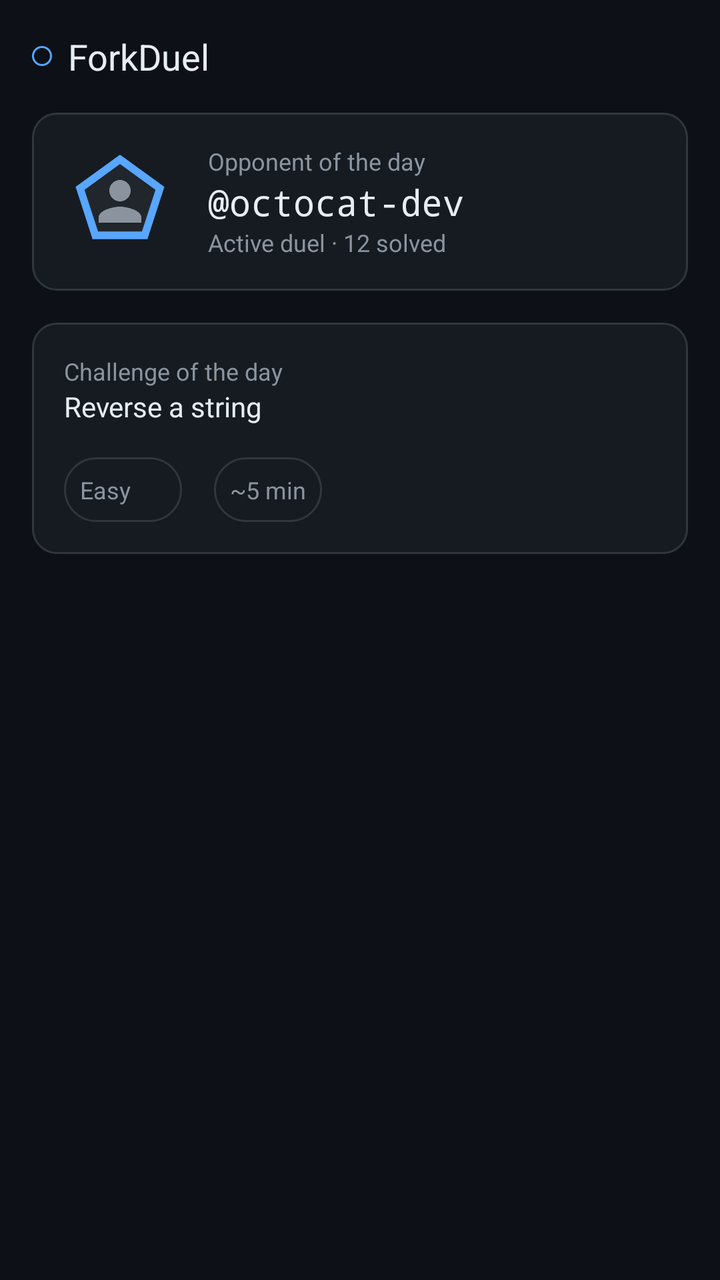
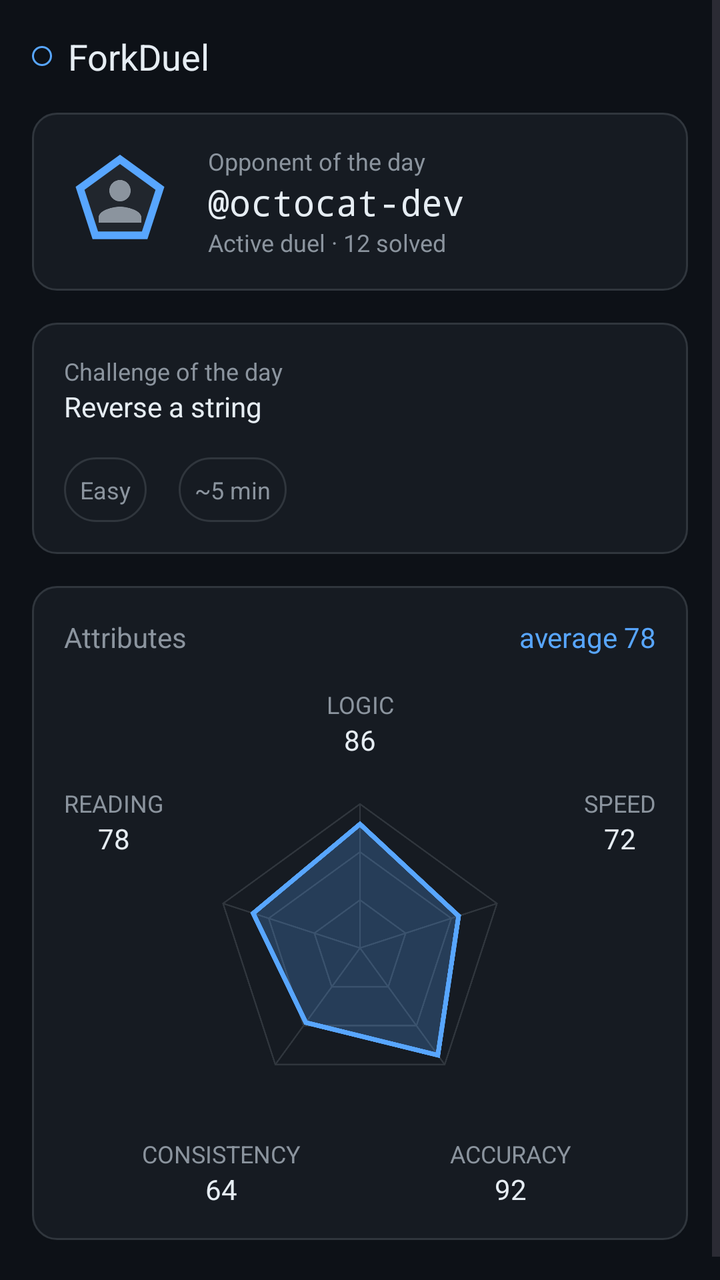

Compare the two renders of this Android layout. The source of the first and the diff that turns it into the second are given below.
<!-- AndroidManifest.xml: application theme Theme.ForkDuel -->
<!-- res/layout/activity_main.xml -->
<?xml version="1.0" encoding="utf-8"?>
<ScrollView xmlns:android="http://schemas.android.com/apk/res/android"
    android:layout_width="match_parent"
    android:layout_height="match_parent"
    android:fillViewport="true">

    
    <LinearLayout
        android:layout_width="match_parent"
        android:layout_height="wrap_content"
        android:background="@color/background"
        android:orientation="vertical"
        android:padding="@dimen/spacing_md">

        
        <LinearLayout
            android:layout_width="wrap_content"
            android:layout_height="wrap_content"
            android:layout_marginBottom="@dimen/spacing_md"
            android:gravity="center_vertical"
            android:orientation="horizontal">

            <View
                android:layout_width="@dimen/logo_dot_size"
                android:layout_height="@dimen/logo_dot_size"
                android:background="@drawable/logo_dot_background" />

            <TextView
                android:layout_width="wrap_content"
                android:layout_height="wrap_content"
                android:layout_marginStart="@dimen/spacing_sm"
                android:text="@string/app_name"
                android:textColor="@color/text_primary"
                android:textSize="@dimen/text_size_heading" />

        </LinearLayout>

        
        <LinearLayout
            android:layout_width="match_parent"
            android:layout_height="wrap_content"
            android:layout_marginBottom="@dimen/spacing_md"
            android:background="@drawable/card_background"
            android:gravity="center_vertical"
            android:orientation="horizontal"
            android:padding="@dimen/card_padding">

            
            <FrameLayout
                android:layout_width="@dimen/avatar_size"
                android:layout_height="@dimen/avatar_size">

                <ImageView
                    android:layout_width="match_parent"
                    android:layout_height="match_parent"
                    android:contentDescription="@null"
                    android:src="@drawable/ic_avatar_frame" />

                <ImageView
                    android:layout_width="@dimen/avatar_icon_size"
                    android:layout_height="@dimen/avatar_icon_size"
                    android:layout_gravity="center"
                    android:contentDescription="@string/label_opponent_of_the_day"
                    android:src="@drawable/ic_default_profile" />

            </FrameLayout>

            
            <LinearLayout
                android:layout_width="wrap_content"
                android:layout_height="wrap_content"
                android:layout_marginStart="@dimen/spacing_md"
                android:orientation="vertical">

                <TextView
                    android:layout_width="wrap_content"
                    android:layout_height="wrap_content"
                    android:text="@string/label_opponent_of_the_day"
                    android:textColor="@color/text_secondary"
                    android:textSize="@dimen/text_size_caption" />

                <TextView
                    android:layout_width="wrap_content"
                    android:layout_height="wrap_content"
                    android:fontFamily="monospace"
                    android:text="@string/opponent_username_mock"
                    android:textColor="@color/text_primary"
                    android:textSize="@dimen/text_size_heading" />

                <TextView
                    android:layout_width="wrap_content"
                    android:layout_height="wrap_content"
                    android:text="@string/duel_status_mock"
                    android:textColor="@color/text_secondary"
                    android:textSize="@dimen/text_size_caption" />

            </LinearLayout>


        </LinearLayout>

        
        <LinearLayout
            android:layout_width="match_parent"
            android:layout_height="wrap_content"
            android:layout_marginBottom="@dimen/spacing_md"
            android:background="@drawable/card_background"
            android:orientation="vertical"
            android:padding="@dimen/card_padding">

            <TextView
                android:layout_width="match_parent"
                android:layout_height="wrap_content"
                android:text="@string/label_challenge"
                android:textColor="@color/text_secondary"
                android:textSize="@dimen/text_size_caption" />

            
            <TextView
                android:layout_width="match_parent"
                android:layout_height="wrap_content"
                android:text="@string/challenge_title_mock"
                android:textColor="@color/text_primary"
                android:textSize="@dimen/text_size_body" />

            
            <LinearLayout
                android:layout_width="wrap_content"
                android:layout_height="wrap_content"
                android:layout_marginTop="@dimen/spacing_md"
                android:orientation="horizontal">

                <TextView
                    android:layout_width="59dp"
                    android:layout_height="wrap_content"
                    android:layout_marginEnd="@dimen/spacing_md"
                    android:background="@drawable/pill_background"
                    android:padding="@dimen/spacing_sm"
                    android:text="@string/difficulty_easy_mock"
                    android:textColor="@color/text_secondary"
                    android:textSize="@dimen/text_size_caption" />

                <TextView
                    android:layout_width="wrap_content"
                    android:layout_height="wrap_content"
                    android:background="@drawable/pill_background"
                    android:padding="@dimen/spacing_sm"
                    android:text="@string/estimated_time_mock"
                    android:textColor="@color/text_secondary"
                    android:textSize="@dimen/text_size_caption" />

            </LinearLayout>

        </LinearLayout>
    </LinearLayout>
</ScrollView>
<!-- resources referenced by this layout -->
<resources>
  <color name="background">#0D1117</color>
  <color name="text_primary">#E6EDF3</color>
  <color name="text_secondary">#8B949E</color>
  <dimen name="avatar_icon_size">32dp</dimen>
  <dimen name="avatar_size">56dp</dimen>
  <dimen name="card_padding">16dp</dimen>
  <dimen name="logo_dot_size">10dp</dimen>
  <dimen name="spacing_md">16dp</dimen>
  <dimen name="spacing_sm">8dp</dimen>
  <dimen name="text_size_body">14sp</dimen>
  <dimen name="text_size_caption">12sp</dimen>
  <dimen name="text_size_heading">18sp</dimen>
  <!-- drawable logo_dot_background (drawable) -->
  <?xml version="1.0" encoding="utf-8"?>
  <shape xmlns:android="http://schemas.android.com/apk/res/android"
      android:shape="oval">
  
      <solid android:color="@android:color/transparent" />
  
      <stroke
          android:width="@dimen/card_border_width"
          android:color="@color/accent_blue" />
  
  </shape>
  <string name="app_name">ForkDuel</string>
  <string name="challenge_title_mock">Reverse a string</string>
  <string name="difficulty_easy_mock">Easy</string>
  <string name="duel_status_mock">Active duel · 12 solved</string>
  <string name="estimated_time_mock">~5 min</string>
  <string name="label_challenge">Challenge of the day</string>
  <string name="label_opponent_of_the_day">Opponent of the day</string>
  <string name="opponent_username_mock">@octocat-dev</string>
  <style name="Theme.ForkDuel" parent="Base.Theme.ForkDuel" />
  <color name="surface_card">#161B22</color>
  <dimen name="card_border_width">1dp</dimen>
  <color name="border">#30363D</color>
  <dimen name="card_corner_radius">12dp</dimen>
  <color name="accent_blue">#58A6FF</color>
  <color name="avatar_fill">#21262D</color>
  <dimen name="pill_corner_radius">999dp</dimen>
  <style name="Base.Theme.ForkDuel" parent="Theme.Material3.DayNight.NoActionBar">
          
          
      </style>
  <!-- unchanged entries left out for length: 4 -->
</resources>

<!-- the commit's change to res/layout/activity_main.xml (unified diff, before → after) -->
@@ -1,5 +1,6 @@
 <?xml version="1.0" encoding="utf-8"?>
 <ScrollView xmlns:android="http://schemas.android.com/apk/res/android"
+    xmlns:app="http://schemas.android.com/apk/res-auto"
     android:layout_width="match_parent"
     android:layout_height="match_parent"
     android:fillViewport="true">
@@ -131,12 +132,13 @@
                 android:orientation="horizontal">
 
                 <TextView
-                    android:layout_width="59dp"
+                    android:layout_width="wrap_content"
                     android:layout_height="wrap_content"
                     android:layout_marginEnd="@dimen/spacing_md"
                     android:background="@drawable/pill_background"
                     android:padding="@dimen/spacing_sm"
                     android:text="@string/difficulty_easy_mock"
+                    android:textAlignment="center"
                     android:textColor="@color/text_secondary"
                     android:textSize="@dimen/text_size_caption" />
 
@@ -146,11 +148,210 @@
                     android:background="@drawable/pill_background"
                     android:padding="@dimen/spacing_sm"
                     android:text="@string/estimated_time_mock"
+                    android:textAlignment="center"
                     android:textColor="@color/text_secondary"
                     android:textSize="@dimen/text_size_caption" />
 
             </LinearLayout>
-
         </LinearLayout>
+
+        
+        <LinearLayout
+            android:layout_width="match_parent"
+            android:layout_height="wrap_content"
+            android:layout_marginBottom="@dimen/spacing_md"
+            android:background="@drawable/card_background"
+            android:orientation="vertical"
+            android:padding="@dimen/card_padding">
+
+            
+            <LinearLayout
+                android:layout_width="match_parent"
+                android:layout_height="wrap_content"
+                android:orientation="horizontal">
+
+                <TextView
+                    android:layout_width="0dp"
+                    android:layout_height="wrap_content"
+                    android:layout_weight="1"
+                    android:text="@string/label_attributes"
+                    android:textColor="@color/text_secondary"
+                    android:textSize="@dimen/text_size_body" />
+
+                <TextView
+                    android:layout_width="wrap_content"
+                    android:layout_height="wrap_content"
+                    android:text="@string/attributes_average_mock"
+                    android:textColor="@color/accent_blue"
+                    android:textSize="@dimen/text_size_body" />
+
+            </LinearLayout>
+            
+            <androidx.constraintlayout.widget.ConstraintLayout
+                android:layout_width="match_parent"
+                android:layout_height="@dimen/radar_container_height"
+                android:layout_marginTop="@dimen/spacing_md">
+
+                <ImageView
+                    android:id="@+id/radar_chart_image"
+                    android:layout_width="@dimen/radar_chart_size"
+                    android:layout_height="@dimen/radar_chart_size"
+                    android:contentDescription="@string/label_attributes"
+                    android:src="@drawable/ic_radar_chart"
+                    app:layout_constraintBottom_toBottomOf="parent"
+                    app:layout_constraintEnd_toEndOf="parent"
+                    app:layout_constraintStart_toStartOf="parent"
+                    app:layout_constraintTop_toTopOf="parent" />
+                
+                <LinearLayout
+                    android:layout_width="wrap_content"
+                    android:layout_height="wrap_content"
+                    android:gravity="center"
+                    android:orientation="vertical"
+                    app:layout_constraintBottom_toBottomOf="parent"
+                    app:layout_constraintEnd_toEndOf="parent"
+                    app:layout_constraintHorizontal_bias="0.5"
+                    app:layout_constraintStart_toStartOf="parent"
+                    app:layout_constraintTop_toTopOf="parent"
+                    app:layout_constraintVertical_bias="0.0">
+
+                    <TextView
+                        android:layout_width="wrap_content"
+                        android:layout_height="wrap_content"
+                        android:text="@string/attribute_logic"
+                        android:textAllCaps="true"
+                        android:textColor="@color/text_secondary"
+                        android:textSize="@dimen/text_size_caption" />
+
+                    <TextView
+                        android:layout_width="wrap_content"
+                        android:layout_height="wrap_content"
+                        android:text="@string/attribute_logic_value_mock"
+                        android:textColor="@color/text_primary"
+                        android:textSize="@dimen/text_size_body" />
+
+                </LinearLayout>
+                
+                <LinearLayout
+                    android:layout_width="wrap_content"
+                    android:layout_height="wrap_content"
+                    android:gravity="center"
+                    android:orientation="vertical"
+                    app:layout_constraintBottom_toBottomOf="parent"
+                    app:layout_constraintEnd_toEndOf="parent"
+                    app:layout_constraintHorizontal_bias="1.0"
+                    app:layout_constraintStart_toStartOf="parent"
+                    app:layout_constraintTop_toTopOf="parent"
+                    app:layout_constraintVertical_bias="0.22">
+
+                    <TextView
+                        android:layout_width="wrap_content"
+                        android:layout_height="wrap_content"
+                        android:text="@string/attribute_speed"
+                        android:textAllCaps="true"
+                        android:textColor="@color/text_secondary"
+                        android:textSize="@dimen/text_size_caption" />
+
+                    <TextView
+                        android:layout_width="wrap_content"
+                        android:layout_height="wrap_content"
+                        android:text="@string/attribute_speed_value_mock"
+                        android:textColor="@color/text_primary"
+                        android:textSize="@dimen/text_size_body" />
+
+                </LinearLayout>
+                
+                <LinearLayout
+                    android:layout_width="wrap_content"
+                    android:layout_height="wrap_content"
+                    android:gravity="center"
+                    android:orientation="vertical"
+                    app:layout_constraintBottom_toBottomOf="parent"
+                    app:layout_constraintEnd_toEndOf="parent"
+                    app:layout_constraintHorizontal_bias="0.18"
+                    app:layout_constraintStart_toStartOf="parent"
+                    app:layout_constraintTop_toTopOf="parent"
+                    app:layout_constraintVertical_bias="1.0">
+
+                    <TextView
+                        android:layout_width="wrap_content"
+                        android:layout_height="wrap_content"
+                        android:text="@string/attribute_consistency"
+                        android:textAllCaps="true"
+                        android:textColor="@color/text_secondary"
+                        android:textSize="@dimen/text_size_caption" />
+
+                    <TextView
+                        android:layout_width="wrap_content"
+                        android:layout_height="wrap_content"
+                        android:text="@string/attribute_consistency_value_mock"
+                        android:textColor="@color/text_primary"
+                        android:textSize="@dimen/text_size_body" />
+
+
+                </LinearLayout>
+                
+                <LinearLayout
+                    android:layout_width="wrap_content"
+                    android:layout_height="wrap_content"
+                    android:gravity="center"
+                    android:orientation="vertical"
+                    app:layout_constraintBottom_toBottomOf="parent"
+                    app:layout_constraintEnd_toEndOf="parent"
+                    app:layout_constraintHorizontal_bias="0.82"
+                    app:layout_constraintStart_toStartOf="parent"
+                    app:layout_constraintTop_toTopOf="parent"
+                    app:layout_constraintVertical_bias="1.0">
+
+                    <TextView
+                        android:layout_width="wrap_content"
+                        android:layout_height="wrap_content"
+                        android:text="@string/attribute_accuracy"
+                        android:textAllCaps="true"
+                        android:textColor="@color/text_secondary"
+                        android:textSize="@dimen/text_size_caption" />
+
+                    <TextView
+                        android:layout_width="wrap_content"
+                        android:layout_height="wrap_content"
+                        android:text="@string/attribute_accuracy_value_mock"
+                        android:textColor="@color/text_primary"
+                        android:textSize="@dimen/text_size_body" />
+
+                </LinearLayout>
+
+                
+                <LinearLayout
+                    android:layout_width="wrap_content"
+                    android:layout_height="wrap_content"
+                    android:gravity="center"
+                    android:orientation="vertical"
+                    app:layout_constraintBottom_toBottomOf="parent"
+                    app:layout_constraintEnd_toEndOf="parent"
+                    app:layout_constraintHorizontal_bias="0.0"
+                    app:layout_constraintStart_toStartOf="parent"
+                    app:layout_constraintTop_toTopOf="parent"
+                    app:layout_constraintVertical_bias="0.22">
+
+                    <TextView
+                        android:layout_width="wrap_content"
+                        android:layout_height="wrap_content"
+                        android:text="@string/attribute_reading"
+                        android:textAllCaps="true"
+                        android:textColor="@color/text_secondary"
+                        android:textSize="@dimen/text_size_caption" />
+
+                    <TextView
+                        android:layout_width="wrap_content"
+                        android:layout_height="wrap_content"
+                        android:text="@string/attribute_reading_value_mock"
+                        android:textColor="@color/text_primary"
+                        android:textSize="@dimen/text_size_body" />
+
+                </LinearLayout>
+
+            </androidx.constraintlayout.widget.ConstraintLayout>
+        </LinearLayout>
+
     </LinearLayout>
 </ScrollView>
<!-- resource entries referenced after the edit -->
@@ -7,11 +7,52 @@
   <dimen name="avatar_size">56dp</dimen>
   <dimen name="card_padding">16dp</dimen>
   <dimen name="logo_dot_size">10dp</dimen>
+  <dimen name="radar_chart_size">160dp</dimen>
+  <dimen name="radar_container_height">260dp</dimen>
   <dimen name="spacing_md">16dp</dimen>
   <dimen name="spacing_sm">8dp</dimen>
   <dimen name="text_size_body">14sp</dimen>
   <dimen name="text_size_caption">12sp</dimen>
   <dimen name="text_size_heading">18sp</dimen>
+  <!-- drawable ic_radar_chart (drawable) -->
+  <?xml version="1.0" encoding="utf-8"?>
+  <vector xmlns:android="http://schemas.android.com/apk/res/android"
+      android:width="200dp" android:height="200dp"
+      android:viewportWidth="100" android:viewportHeight="100">
+  
+      
+      <path
+          android:pathData="M50,5 L92.80,36.09 L76.46,86.41 L23.54,86.41 L7.20,36.09 Z"
+          android:strokeColor="@color/border"
+          android:strokeWidth="0.5" />
+  
+      
+      <path
+          android:pathData="M50,20 L78.53,40.73 L67.64,74.27 L32.36,74.27 L21.47,40.73 Z"
+          android:strokeColor="@color/border"
+          android:strokeWidth="0.5" />
+  
+      
+      <path
+          android:pathData="M50,35 L64.27,45.37 L58.82,62.14 L41.18,62.14 L35.73,45.37 Z"
+          android:strokeColor="@color/border"
+          android:strokeWidth="0.5" />
+  
+      
+      <path
+          android:pathData="M50,50 L50,5 M50,50 L92.80,36.09 M50,50 L76.46,86.41 M50,50 L23.54,86.41 M50,50 L7.20,36.09"
+          android:strokeColor="@color/border"
+          android:strokeWidth="0.5" />
+  
+      
+      <path
+          android:pathData="M50,11.30 L80.81,39.99 L74.33,83.49 L33.07,73.30 L16.62,39.15 Z"
+          android:fillColor="@color/accent_blue"
+          android:fillAlpha="0.25"
+          android:strokeColor="@color/accent_blue"
+          android:strokeWidth="1.5" />
+  
+  </vector>
   <!-- drawable logo_dot_background (drawable) -->
   <?xml version="1.0" encoding="utf-8"?>
   <shape xmlns:android="http://schemas.android.com/apk/res/android"
@@ -25,10 +66,22 @@
   
   </shape>
   <string name="app_name">ForkDuel</string>
+  <string name="attribute_accuracy">Accuracy</string>
+  <string name="attribute_accuracy_value_mock">92</string>
+  <string name="attribute_consistency">Consistency</string>
+  <string name="attribute_consistency_value_mock">64</string>
+  <string name="attribute_logic">Logic</string>
+  <string name="attribute_logic_value_mock">86</string>
+  <string name="attribute_reading">Reading</string>
+  <string name="attribute_reading_value_mock">78</string>
+  <string name="attribute_speed">Speed</string>
+  <string name="attribute_speed_value_mock">72</string>
+  <string name="attributes_average_mock">average 78</string>
   <string name="challenge_title_mock">Reverse a string</string>
   <string name="difficulty_easy_mock">Easy</string>
   <string name="duel_status_mock">Active duel · 12 solved</string>
   <string name="estimated_time_mock">~5 min</string>
+  <string name="label_attributes">Attributes</string>
   <string name="label_challenge">Challenge of the day</string>
   <string name="label_opponent_of_the_day">Opponent of the day</string>
   <string name="opponent_username_mock">@octocat-dev</string>
